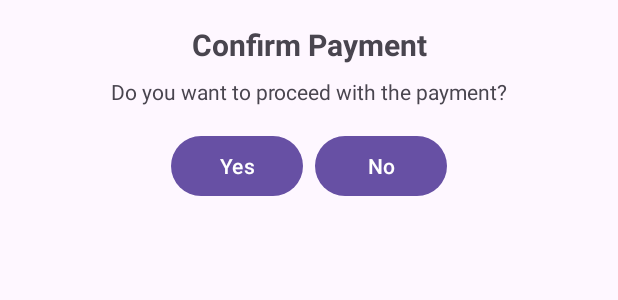
After one commit to odai0962/ParkingApp, an Android app: the layout dialog_custom.xml on its own in the app's theme, with its tools: preview values and no code run, on a phone screen of 412 x 824 dp. The commit adds this screen. Shown: the top 300 px of the screen. Run offline under Robolectric (Android 15) with nearby library versions, the phone set to English and light mode, and no system bars.

Commit message:
changes Done

```diff
--- a/app/src/main/java/com/example/parkingapp/splashScreen.java
+++ b/app/src/main/java/com/example/parkingapp/splashScreen.java
@@ -28,7 +28,7 @@ public class splashScreen extends AppCompatActivity {
                     startActivity(new Intent(splashScreen.this, MainHomePage.class));
                 } else {
                     // If user is not logged in, navigate to SignIn activity
-                    startActivity(new Intent(splashScreen.this, SignIn.class));
+                    startActivity(new Intent(splashScreen.this, MainActivity.class));
                 }
                 // Close splash screen activity
                 finish();
--- /dev/null
+++ b/app/src/main/res/layout/dialog_custom.xml
@@ -0,0 +1,46 @@
+<!-- res/layout/dialog_custom.xml -->
+<LinearLayout xmlns:android="http://schemas.android.com/apk/res/android"
+    android:layout_width="match_parent"
+    android:layout_height="wrap_content"
+    android:orientation="vertical"
+    android:padding="16dp">
+
+    <TextView
+        android:id="@+id/dialogTitle"
+        android:layout_width="match_parent"
+        android:layout_height="wrap_content"
+        android:text="Confirm Payment"
+        android:textSize="20sp"
+        android:textStyle="bold"
+        android:gravity="center"/>
+
+    <TextView
+        android:id="@+id/dialogMessage"
+        android:layout_width="match_parent"
+        android:layout_height="wrap_content"
+        android:text="Do you want to proceed with the payment?"
+        android:paddingTop="8dp"
+        android:paddingBottom="16dp"
+        android:gravity="center"/>
+
+    <LinearLayout
+        android:layout_width="match_parent"
+        android:layout_height="wrap_content"
+        android:orientation="horizontal"
+        android:gravity="center">
+
+        <Button
+            android:id="@+id/dialogButtonYes"
+            android:layout_width="wrap_content"
+            android:layout_height="wrap_content"
+            android:text="Yes"
+            android:layout_marginEnd="8dp"
+            />
+
+        <Button
+            android:id="@+id/dialogButtonNo"
+            android:layout_width="wrap_content"
+            android:layout_height="wrap_content"
+            android:text="No"/>
+    </LinearLayout>
+</LinearLayout>
```
Also changed, not shown: app/src/main/java/com/example/parkingapp/AddCardAdapter.java (+2 -6 lines), app/src/main/java/com/example/parkingapp/PaymentMethod.java (+64 -4 lines).
